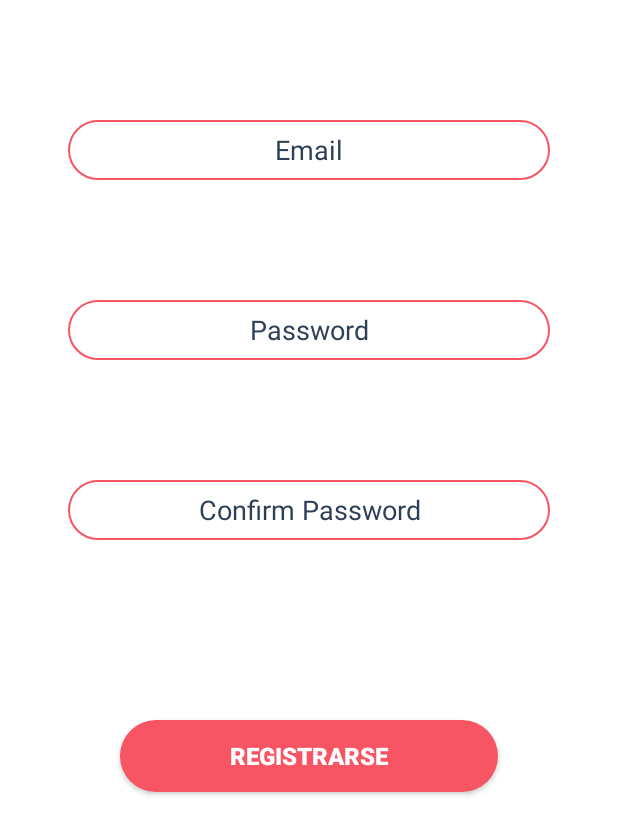
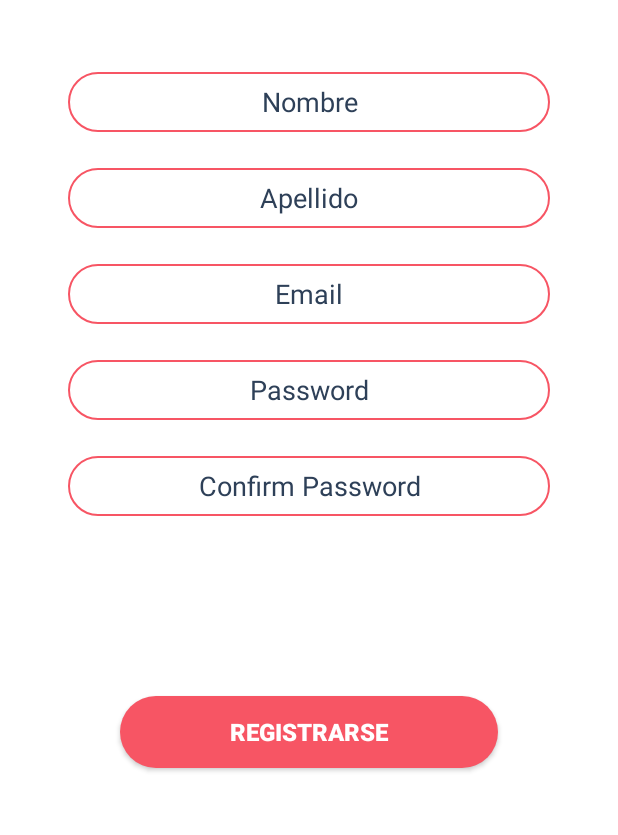
Before and after one commit to ImDavidRA/Memry, an Android app built with Jetpack Compose: the RegisterActivity screen opened directly, with no data from a screen before it, after a tap on "REGISTRARSE", on a phone screen of 412 x 824 dp. Shown: the top 835 px of the screen. Run offline under Robolectric (Android 15) with nearby library versions, the phone set to English and light mode, and no system bars; our stand-ins replace Firebase (no records; nobody signed in at launch, a user with empty details on screens opened directly).

Commit message:
RegisterActivity guarda los datos del nuevo usuario en la base de datos de Firebase

```diff
--- /dev/null
+++ b/app/src/main/java/com/example/memry/dataClasses/Usuario.kt
@@ -0,0 +1,3 @@
+package com.example.memry.dataClasses
+
+data class Usuario(val nombre: String, val apellido: String, val email: String)
--- a/app/src/main/java/com/example/memry/ui/activities/LoginActivity.kt
+++ b/app/src/main/java/com/example/memry/ui/activities/LoginActivity.kt
@@ -40,20 +40,14 @@ class LoginActivity : AppCompatActivity() {
             insets
         }
 
-        iniciar_botones(binding)
+        iniciar_botones()
     }
 
     /**
      *     Método utilizado para iniciar las funciones que realizan los botones
-     *     del binding pasado como parámetro.
-     *
-     *     Args:
-     *          binding (Binding): El XML con la información necesaria a utilizar.
-     *
-     *     Returns:
-     *          nada.
+     *     del binding pasado como parámetro.     *
      */
-    private fun iniciar_botones(binding: ActivityLoginBinding) {
+    private fun iniciar_botones() {
         // Botón para rellenar los campos de email y contraseña con valores predefinidos
         // TODO: Eliminar cuando acabe
         binding.rellenar.setOnClickListener {
--- a/app/src/main/java/com/example/memry/ui/activities/RegisterActivity.kt
+++ b/app/src/main/java/com/example/memry/ui/activities/RegisterActivity.kt
@@ -13,8 +13,10 @@ import androidx.core.content.ContextCompat
 import androidx.core.view.ViewCompat
 import androidx.core.view.WindowInsetsCompat
 import com.example.memry.R
+import com.example.memry.dataClasses.Usuario
 import com.example.memry.databinding.ActivityRegisterBinding
 import com.google.firebase.auth.FirebaseAuth
+import com.google.firebase.database.FirebaseDatabase
 
 class RegisterActivity : AppCompatActivity() {
 
@@ -24,12 +26,12 @@ class RegisterActivity : AppCompatActivity() {
     override fun onCreate(savedInstanceState: Bundle?) {
 
         super.onCreate(savedInstanceState)
+
+        iniciar_variables()
+
         enableEdgeToEdge()
 
-        binding = ActivityRegisterBinding.inflate(layoutInflater)
         setContentView(binding.root)
-
-        firebaseAuth = FirebaseAuth.getInstance()
 
         ViewCompat.setOnApplyWindowInsetsListener(findViewById(R.id.main)) { v, insets ->
             val systemBars = insets.getInsets(WindowInsetsCompat.Type.systemBars())
@@ -37,8 +39,28 @@ class RegisterActivity : AppCompatActivity() {
             insets
         }
 
+        iniciar_botones()
+
+    }
+
+    // Método utilizado para iniciar las variables que se usarán en el activity
+    private fun iniciar_variables() {
+        binding = ActivityRegisterBinding.inflate(layoutInflater)
+        firebaseAuth = FirebaseAuth.getInstance()
+    }
+
+    /**
+     *     Método utilizado para iniciar las funciones que realizan los botones
+     *     del binding pasado como parámetro.
+     *
+     *     Args:
+     *          binding (Binding): El XML con la información necesaria a utilizar.
+     */
+    private fun iniciar_botones() {
         binding.btnRegister.setOnClickListener {
 
+            val nombre = binding.edtName.text.toString()
+            val apellido = binding.edtApellido.text.toString()
             val email = binding.edtEmail.text.toString()
             val pass = binding.edtPass.text.toString()
             val cPass = binding.edtConfirmPass.text.toString()
@@ -47,26 +69,55 @@ class RegisterActivity : AppCompatActivity() {
                 firebaseAuth.createUserWithEmailAndPassword(email, pass).addOnCompleteListener{
                     if (it.isSuccessful) {
 
-                        Toast.makeText(this, "Verification email has been sent", Toast.LENGTH_LONG).show()
+                        Toast.makeText(this, "Se ha enviado un email de verificación", Toast.LENGTH_LONG).show()
                         firebaseAuth.currentUser?.sendEmailVerification()
+
+                        guardar_datos_firebase(nombre, apellido, email)
 
                         mostrar_dialog()
 
                     } else {
-                        Toast.makeText(this, it.exception.toString(), Toast.LENGTH_LONG).show()
+                        Toast.makeText(this, "Algo salió mal", Toast.LENGTH_LONG).show()
                     }
                 }
             }
 
         }
+    }
+
+
+    /**
+     *     Permite guardar datos sobre el nuevo usuario en la base de datos
+     *
+     *     Args:
+     *          nombre (String):    Texto a almacenar como nombre
+     *          apellidos (String): Texto a almacenar como apellidos
+     *          email (String):     Texto a almacenar como email
+     */
+    private fun guardar_datos_firebase(nombre: String, apellido: String, email: String) {
+        val uid = firebaseAuth.currentUser?.uid
+
+        val dataRef = FirebaseDatabase
+            .getInstance("https://memry--app-default-rtdb.europe-west1.firebasedatabase.app/")
+            .getReference("Usuarios")
+
+        dataRef.child("$uid").child("Datos Personales").setValue(Usuario(nombre, apellido, email))
 
     }
 
+    /**
+     * Muestra un diálogo pidiendo al usuario que verifique su email
+     * al cerrarlo abre el LoginActivity
+     */
     private fun mostrar_dialog() {
         val dialogVerify = Dialog(this)
         dialogVerify.setContentView(R.layout.dialog_verifica_email)
+
+        // Configura las dimensiones del diálogo y el fondo personalizado
         dialogVerify.window?.setLayout(ViewGroup.LayoutParams.WRAP_CONTENT, ViewGroup.LayoutParams.WRAP_CONTENT)
         dialogVerify.window?.setBackgroundDrawable(ContextCompat.getDrawable(this, R.drawable.custom_dialog_bg))
+
+        // Hace que el diálogo no se pueda cancelar tocando fuera de él
         dialogVerify.setCancelable(false)
         dialogVerify.setCanceledOnTouchOutside(true)
 
@@ -76,9 +127,41 @@ class RegisterActivity : AppCompatActivity() {
 
         cerrarDialogVerify.setOnClickListener {
             dialogVerify.dismiss()
+        }
+
+        dialogVerify.setOnDismissListener {
             startActivity(Intent(this, LoginActivity::class.java))
             finish()
         }
+
+    }
+
+    /**
+     *     Método que comprueba que los campos estén rellenos y
+     *     ambas contraseñas coincidan
+     *
+     *     Args:
+     *          email (String): Texto a email a comprobar si está vacío o no.
+     *          pass (String):  Texto de contraseña a comprobar si está vacío o no.
+     *                          o si coincide con cPass
+     *          cPass (String): Texto de confirmar contraseña a comprobar si está vacío
+     *                          o si coincide con pass
+     *
+     *     Returns -> Boolean:
+     *          True:   Si hay texto en todos y las contraseñas coinciden
+     *          False:  Si alguno de ellos está en blanco o las contraseñas no coinciden
+     */
+    private fun check_fields(email : String, password : String, cPass : String) : Boolean {
+
+        if (email.isBlank() or password.isBlank() or cPass.isBlank()) {
+            Toast.makeText(this, "Rellena todos los campos", Toast.LENGTH_SHORT).show()
+            return false
+        } else
+            if (!password.equals(cPass)) {
+                Toast.makeText(this, "Las contraseñas no coinciden", Toast.LENGTH_SHORT).show()
+                return false
+            }
+        return true
     }
 
     @SuppressLint("MissingSuperCall")
@@ -87,16 +170,4 @@ class RegisterActivity : AppCompatActivity() {
         finish()
     }
 
-    private fun check_fields(email : String, password : String, cPass : String) : Boolean {
-        if (email.isBlank() or password.isBlank() or cPass.isBlank()) {
-            Toast.makeText(this, "Fill every box to continue", Toast.LENGTH_SHORT).show()
-            return false
-        } else
-            if (!password.equals(cPass)) {
-                Toast.makeText(this, "Passwords do not match", Toast.LENGTH_SHORT).show()
-                return false
-            }
-        return true
-    }
-
 }
--- a/app/src/main/res/layout/activity_register.xml
+++ b/app/src/main/res/layout/activity_register.xml
@@ -13,32 +13,66 @@
         android:layout_height="match_parent">
 
         <EditText
-            android:id="@+id/edt_email"
+            android:id="@+id/edtName"
             android:layout_width="match_parent"
             android:layout_height="40dp"
             android:layout_marginStart="45dp"
-            android:layout_marginTop="80dp"
+            android:layout_marginTop="48dp"
             android:layout_marginEnd="45dp"
-            android:autofillHints="emailAddress"
             android:background="@drawable/edittext_background"
             android:ems="10"
+            android:hint="Nombre"
+            android:inputType="text"
+            android:textAlignment="center"
             android:textColor="@color/blue"
             android:textColorHint="@color/blue"
-            android:hint="Email"
-            android:inputType="textEmailAddress"
-            android:textAlignment="center"
             app:layout_constraintEnd_toEndOf="parent"
             app:layout_constraintStart_toStartOf="parent"
             app:layout_constraintTop_toTopOf="parent" />
 
         <EditText
+            android:id="@+id/edtApellido"
+            android:layout_width="match_parent"
+            android:layout_height="40dp"
+            android:layout_marginStart="45dp"
+            android:layout_marginTop="24dp"
+            android:layout_marginEnd="45dp"
+            android:background="@drawable/edittext_background"
+            android:ems="10"
+            android:inputType="text"
+            android:hint="Apellido"
+            android:textAlignment="center"
+            android:textColor="@color/blue"
+            android:textColorHint="@color/blue"
+            app:layout_constraintEnd_toEndOf="parent"
+            app:layout_constraintStart_toStartOf="parent"
+            app:layout_constraintTop_toBottomOf="@+id/edtName" />
+
+        <EditText
+            android:id="@+id/edt_email"
+            android:layout_width="match_parent"
+            android:layout_height="40dp"
+            android:layout_marginTop="24dp"
+            android:layout_marginStart="45dp"
+            android:layout_marginEnd="45dp"
+            android:autofillHints="emailAddress"
+            android:background="@drawable/edittext_background"
+            android:ems="10"
+            android:hint="Email"
+            android:inputType="textEmailAddress"
+            android:textAlignment="center"
+            android:textColor="@color/blue"
+            android:textColorHint="@color/blue"
+            app:layout_constraintEnd_toEndOf="parent"
+            app:layout_constraintStart_toStartOf="parent"
+            app:layout_constraintTop_toBottomOf="@+id/edtApellido" />
+
+        <EditText
             android:id="@+id/edt_pass"
             android:layout_width="match_parent"
             android:layout_height="40dp"
-            android:textColor="@color/blue"
-            android:textColorHint="@color/blue"
             android:layout_marginStart="45dp"
-            android:layout_marginTop="80dp"
+            android:layout_marginTop="24dp"
             android:layout_marginEnd="45dp"
             android:autofillHints="password"
             android:background="@drawable/edittext_background"
@@ -46,6 +80,8 @@
             android:hint="Password"
             android:inputType="textPassword"
             android:textAlignment="center"
+            android:textColor="@color/blue"
+            android:textColorHint="@color/blue"
             app:layout_constraintEnd_toEndOf="parent"
             app:layout_constraintStart_toStartOf="parent"
             app:layout_constraintTop_toBottomOf="@+id/edt_email" />
@@ -54,10 +90,8 @@
             android:id="@+id/edt_confirm_pass"
             android:layout_width="match_parent"
             android:layout_height="40dp"
-            android:textColor="@color/blue"
-            android:textColorHint="@color/blue"
             android:layout_marginStart="45dp"
-            android:layout_marginTop="80dp"
+            android:layout_marginTop="24dp"
             android:layout_marginEnd="45dp"
             android:autofillHints="password"
             android:background="@drawable/edittext_background"
@@ -65,6 +99,8 @@
             android:hint="Confirm Password"
             android:inputType="textPassword"
             android:textAlignment="center"
+            android:textColor="@color/blue"
+            android:textColorHint="@color/blue"
             app:layout_constraintEnd_toEndOf="parent"
             app:layout_constraintStart_toStartOf="parent"
             app:layout_constraintTop_toBottomOf="@+id/edt_pass" />
```
